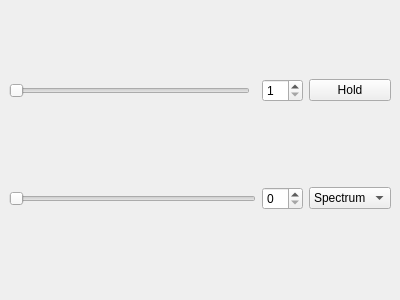
The window that qt/python/mantidqt/widgets/superplot/ui/superplotBottom.ui (mantidproject/mantid) describes before a commit, drawn with Qt 5.
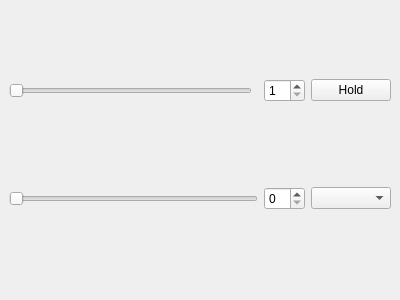
The same window after the commit.

Commit message:
[SPLOT] bins and spectra modes
This commit adds the support for 'bins' and 'spectra' modes.

What changed in the file:
```diff
--- a/qt/python/mantidqt/widgets/superplot/ui/superplotBottom.ui
+++ b/qt/python/mantidqt/widgets/superplot/ui/superplotBottom.ui
@@ -48,18 +48,7 @@
      </widget>
     </item>
     <item row="1" column="3">
-     <widget class="QComboBox" name="comboBox_2">
-      <item>
-       <property name="text">
-        <string>Spectrum</string>
-       </property>
-      </item>
-      <item>
-       <property name="text">
-        <string>Bins</string>
-       </property>
-      </item>
-     </widget>
+     <widget class="QComboBox" name="modeComboBox"/>
     </item>
     <item row="1" column="0" colspan="2">
      <widget class="QSlider" name="spectrumSlider">
```
The commit also changes 3 other files.
